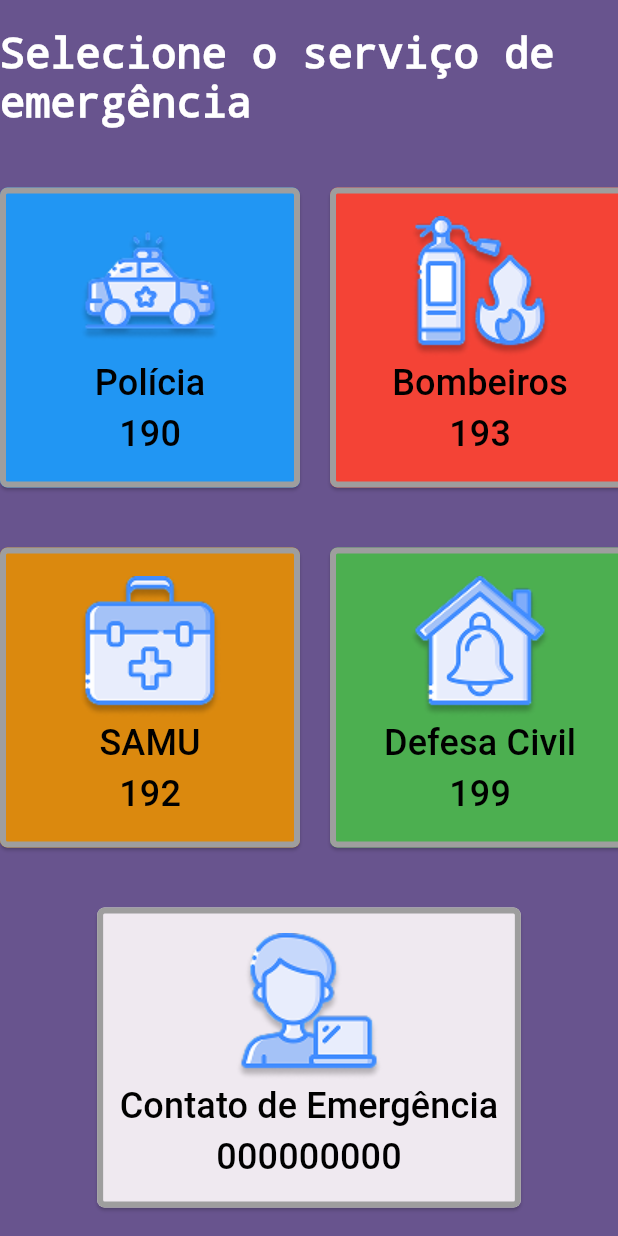
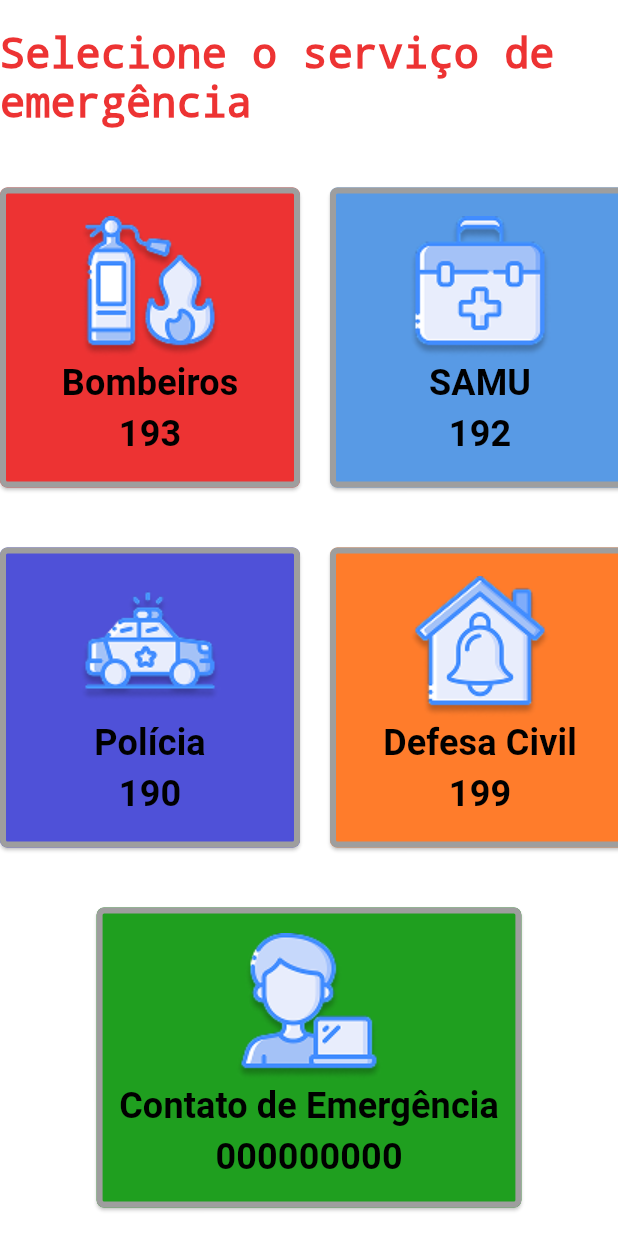
Before and after one commit to CC-SI/disque_emergencia_app, a Flutter app: the screen it shows after launch, after a tap on the "navigate next" icon, on a phone screen of 412 x 824 dp. Run offline on Flutter 3.47's test engine with Material 3 defaults, Android fonts, the phone set to English and light mode, and no system bars.

Commit message:
mudanças baseadas no deign,  cores dos botões, fundo do app , texto em negrito.

```diff
--- a/lib/ui/components/call_button.dart
+++ b/lib/ui/components/call_button.dart
@@ -14,12 +14,14 @@
 		// Texto
 		Text name = Text(service.name,
 			style: TextStyle(
-				fontSize: 24.0, // Sets the font size to 24 logical pixels
+				fontSize: 24.0,
+        fontWeight: FontWeight.bold,
 				),
 		);
 		Text number = Text(service.phoneNumber,
 			style: TextStyle(
-				fontSize: 24.0, // Sets the font size to 24 logical pixels
+				fontSize: 24.0,
+        fontWeight: FontWeight.bold,
 			),
 		);
 
--- a/lib/ui/screens/call_screen.dart
+++ b/lib/ui/screens/call_screen.dart
@@ -25,7 +25,7 @@
 			style: TextStyle(
 				fontSize: 28.0,
 				fontWeight: FontWeight.bold,
-				color: Colors.white,
+				color: const Color.fromARGB(255, 237, 51, 51),
 				decoration: TextDecoration.none,
 			)
 		);
@@ -33,21 +33,21 @@
 		Row firstRow = Row(
 			mainAxisAlignment: MainAxisAlignment.center,
 			children: <Widget>[
-				policeButton,
+				firemanButton,
 				spacer,
-				firemanButton,
+				samuButton,
 			],
 		);
 		Row secondRow = Row(
 			mainAxisAlignment: MainAxisAlignment.center,
 			children: <Widget>[
-				samuButton,
+				policeButton,
 				spacer,
 				civilDefenseButton,
 			],
 		);
 
-		Container container = Container(color: Theme.of(context).primaryColor,
+		Container container = Container(color: Colors.white,
 			child: Column(
 				mainAxisAlignment: MainAxisAlignment.center,
 				children: <Widget>[
@@ -71,7 +71,7 @@
 			// TODO: Pegar número do contato de emergência
 			phoneNumber: '000000000',
 			icon: Image.asset('lib/assets/images/icones/contato.png'),
-			color: const Color.fromARGB(255, 239, 233, 240),
+			color: const Color.fromARGB(255, 31, 159, 31),
 		);
 		return CallButton(service: contactService);
 	}
@@ -84,7 +84,7 @@
 				name: 'Polícia',
 				phoneNumber: '190',
 				icon: Image.asset('lib/assets/images/icones/policia.png'),
-				color: Colors.blue,
+				color: const Color.fromARGB(255,79, 81, 216),
 			),
 
 			// Bombeiros
@@ -92,7 +92,7 @@
 				name: 'Bombeiros',
 				phoneNumber: '193',
 				icon: Image.asset('lib/assets/images/icones/bombeiro.png'),
-				color: Colors.red,
+				color: const Color.fromARGB(255, 237, 51, 51),
 			),
 
 			// SAMU
@@ -100,7 +100,7 @@
 				name: 'SAMU',
 				phoneNumber: '192',
 				icon: Image.asset('lib/assets/images/icones/samu.png'),
-				color: const Color.fromARGB(255, 219, 137, 14),
+				color: const Color.fromARGB(255, 88, 154, 229),
 			),
 
 			// Defesa Civil
@@ -108,7 +108,7 @@
 				name: 'Defesa Civil',
 				phoneNumber: '199',
 				icon: Image.asset('lib/assets/images/icones/defesa_civil.png'),
-				color: Colors.green,
+				color: const Color.fromARGB(255, 255, 124, 43),
 			),
 		];
 	}
```
